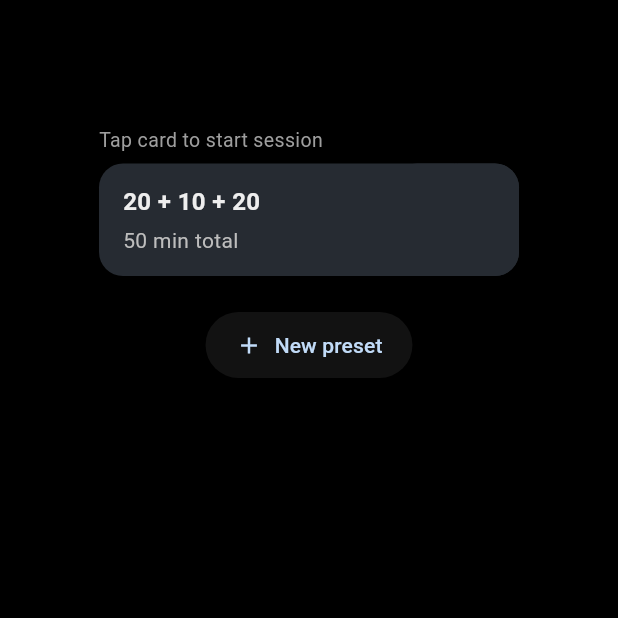
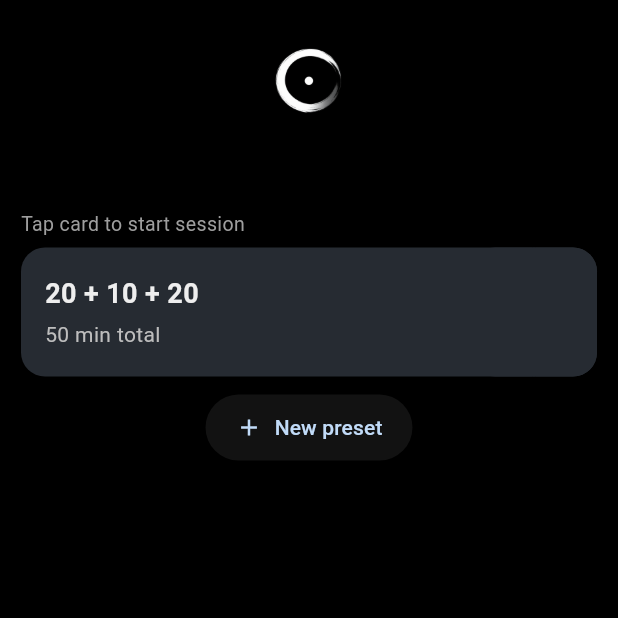
Before and after one commit to allanino/zazen_timer, a Flutter app: the screen it shows after launch, on a phone screen of 412 x 824 dp, the top half of it. Run offline on Flutter 3.47's test engine with Material 3 defaults, Android fonts, the phone set to English and light mode, and no system bars; our stand-ins replace permission_handler, shared_preferences, wakelock_plus.

Commit message:
Add logo on start screen, back button on preset editing + phone UX tuning

```diff
--- a/lib/main.dart
+++ b/lib/main.dart
@@ -15,6 +15,7 @@ import 'preset_edit_screen.dart';
 import 'preset_store.dart';
 import 'time_picker_screen.dart';
 import 'widgets/circular_timer.dart';
+import 'widgets/zazen_top_bar.dart';
 
 /// SharedPreferences key for the preset of the currently running session (restore SessionScreen when app is reopened).
 const String _kOngoingSessionPresetKey = 'ongoing_session_preset';
@@ -558,6 +559,8 @@ class _PresetListScreenState extends State<PresetListScreen>
   }
 
   Widget _buildPresetListContent() {
+    final double width = MediaQuery.sizeOf(context).width;
+    final bool usePhoneLayout = width > _kPhoneBreakpoint;
     return Column(
       children: <Widget>[
         const SizedBox(height: 8),
@@ -565,9 +568,9 @@ class _PresetListScreenState extends State<PresetListScreen>
           child: ListView.builder(
             physics: const AlwaysScrollableScrollPhysics(),
             padding: EdgeInsets.fromLTRB(
-              28,
-              24,
-              28,
+              usePhoneLayout ? 0 : 28,
+              usePhoneLayout ? 0 : 24,
+              usePhoneLayout ? 0 : 28,
               MediaQuery.of(context).padding.bottom + 12.0,
             ),
             itemCount: (_presets.length <= 2 ? 1 : 0) + _presets.length + 1,
@@ -579,8 +582,11 @@ class _PresetListScreenState extends State<PresetListScreen>
               final int contentIndex = index - (hasLeadingSpacer ? 1 : 0);
               if (contentIndex < _presets.length) {
                 final SessionPreset preset = _presets[contentIndex];
-                const double listHorizontalPadding = 56;
-                final double cardWidth = (MediaQuery.sizeOf(context).width - listHorizontalPadding).clamp(0.0, double.infinity);
+                final double width = MediaQuery.sizeOf(context).width;
+                final bool usePhoneLayout = width > _kPhoneBreakpoint;
+                final double listHorizontalPadding = usePhoneLayout ? 0 : 56;
+                final double cardWidth =
+                    (width - listHorizontalPadding).clamp(0.0, double.infinity);
                 final Widget card = SizedBox(
                   width: cardWidth,
                   child: _PresetListItem(
@@ -618,7 +624,7 @@ class _PresetListScreenState extends State<PresetListScreen>
                 );
               }
               return Padding(
-                padding: const EdgeInsets.symmetric(vertical: 12.0),
+                padding: const EdgeInsets.only(top: 0.0, bottom: 12.0),
                 child: Center(
                   child: SizedBox(
                     height: 44,
@@ -861,18 +867,24 @@ class _PresetListScreenState extends State<PresetListScreen>
     return Scaffold(
       body: SafeArea(
         child: usePhoneLayout
-            ? Center(
-                child: ConstrainedBox(
-                  constraints: BoxConstraints(maxWidth: _kPhoneMaxContentWidth),
-                  child: Padding(
-                    padding: const EdgeInsets.only(
-                      top: 32,
-                      left: _kPhoneHorizontalPadding,
-                      right: _kPhoneHorizontalPadding,
+            ? Column(
+                children: <Widget>[
+                  const SizedBox(height: 12),
+                  const ZazenTopBar(),
+                  const SizedBox(height: 16),
+                  Expanded(
+                    child: Center(
+                      child: ConstrainedBox(
+                        constraints:
+                            BoxConstraints(maxWidth: _kPhoneMaxContentWidth),
+                        child: Padding(
+                          padding: const EdgeInsets.symmetric(horizontal: 8),
+                          child: listContent,
+                        ),
+                      ),
                     ),
-                    child: listContent,
                   ),
-                ),
+                ],
               )
             : listContent,
       ),
@@ -969,6 +981,11 @@ class _PresetListItemState extends State<_PresetListItem> {
 
   @override
   Widget build(BuildContext context) {
+    final double width = MediaQuery.sizeOf(context).width;
+    final bool usePhoneLayout = width > _kPhoneBreakpoint;
+    final double titleFontSize = usePhoneLayout ? 18 : 16;
+    final double verticalPadding = usePhoneLayout ? 18 : 14;
+
     return GestureDetector(
       behavior: HitTestBehavior.translucent,
       onHorizontalDragStart: _handleHorizontalDragStart,
@@ -1063,9 +1080,9 @@ class _PresetListItemState extends State<_PresetListItem> {
                 onTap: _handleTap,
                 borderRadius: BorderRadius.circular(16),
                 child: Padding(
-                  padding: const EdgeInsets.symmetric(
+                  padding: EdgeInsets.symmetric(
                     horizontal: 16,
-                    vertical: 14,
+                    vertical: verticalPadding,
                   ),
                   child: Row(
                     children: <Widget>[
@@ -1076,10 +1093,10 @@ class _PresetListItemState extends State<_PresetListItem> {
                           children: <Widget>[
                             Text(
                               widget.preset.breakdownLabel,
-                              style: const TextStyle(
-                                fontSize: 16,
+                              style: TextStyle(
+                                fontSize: titleFontSize,
                                 fontWeight: FontWeight.w600,
-                                color: Color(0xFFEEEEEE),
+                                color: const Color(0xFFEEEEEE),
                               ),
                             ),
                             const SizedBox(height: 4),
--- /dev/null
+++ b/lib/widgets/zazen_top_bar.dart
@@ -0,0 +1,26 @@
+import 'package:flutter/material.dart';
+
+class ZazenTopBar extends StatelessWidget {
+  const ZazenTopBar({super.key});
+
+  @override
+  Widget build(BuildContext context) {
+    return Material(
+      color: Colors.black,
+      child: Container(
+        padding: const EdgeInsets.symmetric(vertical: 10),
+        child: Center(
+          child: Row(
+            mainAxisSize: MainAxisSize.min,
+            children: <Widget>[
+              Image.asset(
+                'assets/images/logo_transparent.png',
+                height: 64,
+              ),
+            ],
+          ),
+        ),
+      ),
+    );
+  }
+}
--- a/pubspec.yaml
+++ b/pubspec.yaml
@@ -31,6 +31,7 @@ flutter:
 
   assets:
     - assets/images/logo_v2.png
+    - assets/images/logo_transparent.png
 
 flutter_launcher_icons:
   android: true
```
Also changed, not shown: lib/preset_edit_screen.dart (+52 -21 lines), assets/images/logo_transparent.png (added).
